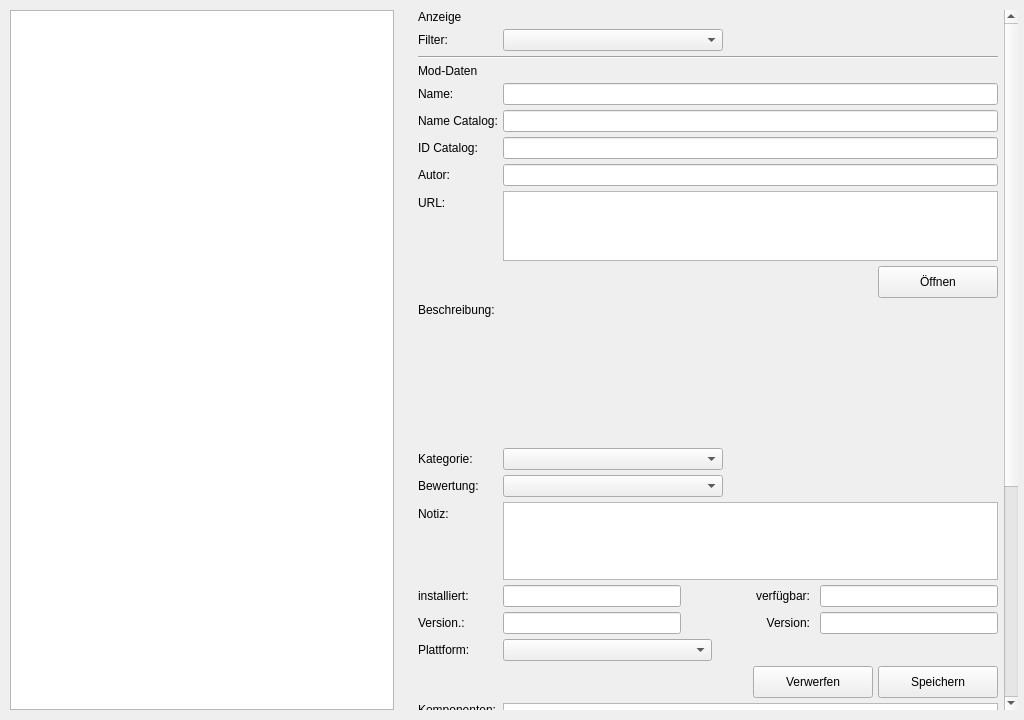
Old version of the form Structure/GUI/Page_Mods.ui in the repository Looking4Git/Starfield_LOH.
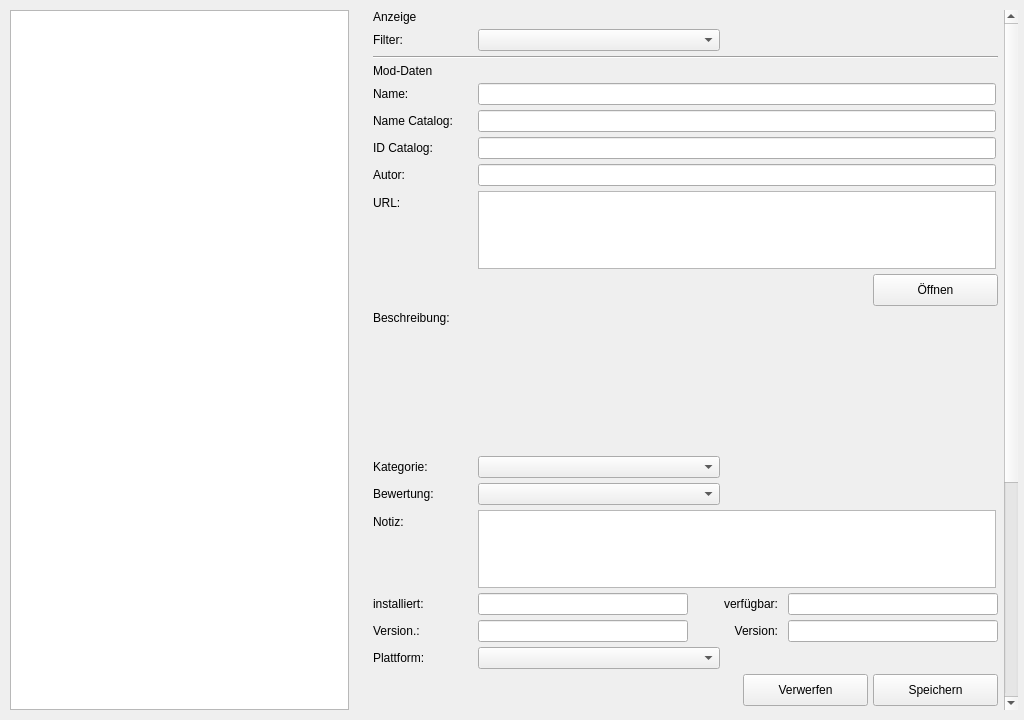
New version of the form. Icons and pictures are not drawn.

Commit message: feat(ui): Dreispaltiges 645px-Raster fuer Detailbereiche und 210px-Fluchtlinien implementiert

Diff of the .ui file:
```diff
--- a/Structure/GUI/Page_Mods.ui
+++ b/Structure/GUI/Page_Mods.ui
@@ -49,13 +49,13 @@
     <widget class="QScrollArea" name="scroll_area_detail">
      <property name="minimumSize">
       <size>
-       <width>600</width>
+       <width>645</width>
        <height>0</height>
       </size>
      </property>
      <property name="maximumSize">
       <size>
-       <width>600</width>
+       <width>645</width>
        <height>16777215</height>
       </size>
      </property>
@@ -134,16 +134,34 @@
            <property name="text">
             <string>Filter:</string>
            </property>
+           <property name="minimumSize">
+            <size>
+             <width>100</width>
+             <height>0</height>
+            </size>
+           </property>
+           <property name="maximumSize">
+            <size>
+             <width>100</width>
+             <height>16777215</height>
+            </size>
+           </property>
           </widget>
          </item>
          <item row="1" column="1">
           <widget class="QComboBox" name="cmb_state_filter">
            <property name="minimumSize">
             <size>
-             <width>220</width>
+             <width>242</width>
              <height>0</height>
             </size>
            </property>
+           <property name="maximumSize">
+            <size>
+             <width>242</width>
+             <height>16777215</height>
+            </size>
+           </property>
           </widget>
          </item>
          <item row="2" column="0" colspan="2">
@@ -168,16 +186,53 @@
            <property name="text">
             <string>Name:</string>
            </property>
+           <property name="minimumSize">
+            <size>
+             <width>100</width>
+             <height>0</height>
+            </size>
+           </property>
+           <property name="maximumSize">
+            <size>
+             <width>100</width>
+             <height>16777215</height>
+            </size>
+           </property>
           </widget>
          </item>
          <item row="4" column="1">
-          <widget class="QLineEdit" name="inp_name_online"/>
+          <widget class="QLineEdit" name="inp_name_online">
+           <property name="minimumSize">
+            <size>
+             <width>518</width>
+             <height>0</height>
+            </size>
+           </property>
+           <property name="maximumSize">
+            <size>
+             <width>518</width>
+             <height>16777215</height>
+            </size>
+           </property>
+          </widget>
          </item>
          <item row="5" column="0">
           <widget class="QLabel" name="lbl_name_catalog_label">
            <property name="text">
             <string>Name Catalog:</string>
            </property>
+           <property name="minimumSize">
+            <size>
+             <width>100</width>
+             <height>0</height>
+            </size>
+           </property>
+           <property name="maximumSize">
+            <size>
+             <width>100</width>
+             <height>16777215</height>
+            </size>
+           </property>
           </widget>
          </item>
          <item row="5" column="1">
@@ -185,6 +240,18 @@
            <property name="readOnly">
             <bool>true</bool>
            </property>
+           <property name="minimumSize">
+            <size>
+             <width>518</width>
+             <height>0</height>
+            </size>
+           </property>
+           <property name="maximumSize">
+            <size>
+             <width>518</width>
+             <height>16777215</height>
+            </size>
+           </property>
           </widget>
          </item>
          <item row="6" column="0">
@@ -192,6 +259,18 @@
            <property name="text">
             <string>ID Catalog:</string>
            </property>
+           <property name="minimumSize">
+            <size>
+             <width>100</width>
+             <height>0</height>
+            </size>
+           </property>
+           <property name="maximumSize">
+            <size>
+             <width>100</width>
+             <height>16777215</height>
+            </size>
+           </property>
           </widget>
          </item>
          <item row="6" column="1">
@@ -199,6 +278,18 @@
            <property name="readOnly">
             <bool>true</bool>
            </property>
+           <property name="minimumSize">
+            <size>
+             <width>518</width>
+             <height>0</height>
+            </size>
+           </property>
+           <property name="maximumSize">
+            <size>
+             <width>518</width>
+             <height>16777215</height>
+            </size>
+           </property>
           </widget>
          </item>
          <item row="7" column="0">
@@ -206,16 +297,53 @@
            <property name="text">
             <string>Autor:</string>
            </property>
+           <property name="minimumSize">
+            <size>
+             <width>100</width>
+             <height>0</height>
+            </size>
+           </property>
+           <property name="maximumSize">
+            <size>
+             <width>100</width>
+             <height>16777215</height>
+            </size>
+           </property>
           </widget>
          </item>
          <item row="7" column="1">
-          <widget class="QLineEdit" name="inp_author"/>
+          <widget class="QLineEdit" name="inp_author">
+           <property name="minimumSize">
+            <size>
+             <width>518</width>
+             <height>0</height>
+            </size>
+           </property>
+           <property name="maximumSize">
+            <size>
+             <width>518</width>
+             <height>16777215</height>
+            </size>
+           </property>
+          </widget>
          </item>
          <item row="8" column="0">
           <widget class="QLabel" name="lbl_url_label">
            <property name="text">
             <string>URL:</string>
            </property>
+           <property name="minimumSize">
+            <size>
+             <width>100</width>
+             <height>0</height>
+            </size>
+           </property>
+           <property name="maximumSize">
+            <size>
+             <width>100</width>
+             <height>16777215</height>
+            </size>
+           </property>
           </widget>
          </item>
          <item row="8" column="1">
@@ -227,13 +355,19 @@
             <widget class="QTextEdit" name="inp_url">
              <property name="maximumSize">
               <size>
-               <width>16777215</width>
+               <width>518</width>
                <height>78</height>
               </size>
              </property>
              <property name="acceptRichText">
               <bool>false</bool>
              </property>
+             <property name="minimumSize">
+              <size>
+               <width>518</width>
+               <height>78</height>
+              </size>
+             </property>
             </widget>
            </item>
            <item>
@@ -255,13 +389,13 @@
               <widget class="QPushButton" name="btn_open_url">
                <property name="minimumSize">
                 <size>
-                 <width>120</width>
+                 <width>125</width>
                  <height>32</height>
                 </size>
                </property>
                <property name="maximumSize">
                 <size>
-                 <width>120</width>
+                 <width>125</width>
                  <height>32</height>
                 </size>
                </property>
@@ -295,6 +429,18 @@
            <property name="indent">
             <number>0</number>
            </property>
+           <property name="minimumSize">
+            <size>
+             <width>100</width>
+             <height>0</height>
+            </size>
+           </property>
+           <property name="maximumSize">
+            <size>
+             <width>100</width>
+             <height>16777215</height>
+            </size>
+           </property>
           </widget>
          </item>
          <item row="9" column="1">
@@ -307,13 +453,13 @@
            </property>
            <property name="minimumSize">
             <size>
-             <width>220</width>
+             <width>518</width>
              <height>140</height>
             </size>
            </property>
            <property name="maximumSize">
             <size>
-             <width>16777215</width>
+             <width>518</width>
              <height>140</height>
             </size>
            </property>
@@ -324,16 +470,34 @@
            <property name="text">
             <string>Kategorie:</string>
            </property>
+           <property name="minimumSize">
+            <size>
+             <width>100</width>
+             <height>0</height>
+            </size>
+           </property>
+           <property name="maximumSize">
+            <size>
+             <width>100</width>
+             <height>16777215</height>
+            </size>
+           </property>
           </widget>
          </item>
          <item row="10" column="1">
           <widget class="QComboBox" name="cmb_category">
            <property name="minimumSize">
             <size>
-             <width>220</width>
+             <width>242</width>
              <height>0</height>
             </size>
            </property>
+           <property name="maximumSize">
+            <size>
+             <width>242</width>
+             <height>16777215</height>
+            </size>
+           </property>
           </widget>
          </item>
          <item row="11" column="0">
@@ -341,6 +505,18 @@
            <property name="text">
             <string>Bewertung:</string>
            </property>
+           <property name="minimumSize">
+            <size>
+             <width>100</width>
+             <height>0</height>
+            </size>
+           </property>
+           <property name="maximumSize">
+            <size>
+             <width>100</width>
+             <height>16777215</height>
+            </size>
+           </property>
           </widget>
          </item>
          <item row="11" column="1">
@@ -364,10 +540,16 @@
             <widget class="QComboBox" name="cmb_assessment">
              <property name="minimumSize">
               <size>
-               <width>220</width>
+               <width>242</width>
                <height>0</height>
               </size>
              </property>
+             <property name="maximumSize">
+              <size>
+               <width>242</width>
+               <height>16777215</height>
+              </size>
+             </property>
             </widget>
            </item>
            <item>
@@ -397,6 +579,18 @@
            <property name="text">
             <string>Notiz:</string>
            </property>
+           <property name="minimumSize">
+            <size>
+             <width>100</width>
+             <height>0</height>
+            </size>
+           </property>
+           <property name="maximumSize">
+            <size>
+             <width>100</width>
+             <height>16777215</height>
+            </size>
+           </property>
           </widget>
          </item>
          <item row="12" column="1">
@@ -409,13 +603,19 @@
            </property>
            <property name="maximumSize">
             <size>
-             <width>16777215</width>
+             <width>518</width>
              <height>78</height>
             </size>
            </property>
            <property name="acceptRichText">
             <bool>false</bool>
            </property>
+           <property name="minimumSize">
+            <size>
+             <width>518</width>
+             <height>78</height>
+            </size>
+           </property>
           </widget>
          </item>
          <item row="13" column="0">
@@ -423,6 +623,18 @@
            <property name="text">
             <string>installiert:</string>
            </property>
+           <property name="minimumSize">
+            <size>
+             <width>100</width>
+             <height>0</height>
+            </size>
+           </property>
+           <property name="maximumSize">
+            <size>
+             <width>100</width>
+             <height>16777215</height>
+            </size>
+           </property>
           </widget>
          </item>
          <item row="13" column="1">
@@ -446,13 +658,13 @@
             <widget class="QLineEdit" name="inp_date_inst">
              <property name="minimumSize">
               <size>
-               <width>178</width>
+               <width>210</width>
                <height>0</height>
               </size>
              </property>
              <property name="maximumSize">
               <size>
-               <width>189</width>
+               <width>210</width>
                <height>16777215</height>
               </size>
              </property>
@@ -485,13 +697,13 @@
             <widget class="QLineEdit" name="inp_date_avail">
              <property name="minimumSize">
               <size>
-               <width>178</width>
+               <width>210</width>
                <height>0</height>
               </size>
              </property>
              <property name="maximumSize">
               <size>
-               <width>189</width>
+               <width>210</width>
                <height>16777215</height>
               </size>
              </property>
@@ -504,6 +716,18 @@
            <property name="text">
             <string>Version.:</string>
            </property>
+           <property name="minimumSize">
+            <size>
+             <width>100</width>
+             <height>0</height>
+            </size>
+           </property>
+           <property name="maximumSize">
+            <size>
+             <width>100</width>
+             <height>16777215</height>
+            </size>
+           </property>
           </widget>
          </item>
          <item row="14" column="1">
@@ -527,13 +751,13 @@
             <widget class="QLineEdit" name="inp_ver_inst">
              <property name="minimumSize">
               <size>
-               <width>178</width>
+               <width>210</width>
                <height>0</height>
               </size>
              </property>
              <property name="maximumSize">
               <size>
-               <width>189</width>
+               <width>210</width>
                <height>16777215</height>
               </size>
              </property>
@@ -566,13 +790,13 @@
             <widget class="QLineEdit" name="inp_ver_avail">
              <property name="minimumSize">
               <size>
-               <width>178</width>
+               <width>210</width>
                <height>0</height>
               </size>
              </property>
              <property name="maximumSize">
               <size>
-               <width>189</width>
+               <width>210</width>
                <height>16777215</height>
               </size>
              </property>
@@ -585,16 +809,34 @@
            <property name="text">
             <string>Plattform:</string>
            </property>
+           <property name="minimumSize">
+            <size>
+             <width>100</width>
+             <height>0</height>
+            </size>
+           </property>
+           <property name="maximumSize">
+            <size>
+             <width>100</width>
+             <height>16777215</height>
+            </size>
+           </property>
           </widget>
          </item>
          <item row="15" column="1">
           <widget class="QComboBox" name="cmb_platform">
            <property name="minimumSize">
             <size>
-             <width>209</width>
+             <width>242</width>
              <height>0</height>
             </size>
            </property>
+           <property name="maximumSize">
+            <size>
+             <width>242</width>
+             <height>16777215</height>
+            </size>
+           </property>
           </widget>
          </item>
          <item row="16" column="1">
@@ -628,13 +870,13 @@
             <widget class="QPushButton" name="btn_discard_detail">
              <property name="minimumSize">
               <size>
-               <width>120</width>
+               <width>125</width>
                <height>32</height>
               </size>
              </property>
              <property name="maximumSize">
               <size>
-               <width>120</width>
+               <width>125</width>
                <height>32</height>
               </size>
              </property>
@@ -657,13 +899,13 @@
             <widget class="QPushButton" name="btn_save_detail">
              <property name="minimumSize">
               <size>
-               <width>120</width>
+               <width>125</width>
                <height>32</height>
               </size>
              </property>
              <property name="maximumSize">
               <size>
-               <width>120</width>
+               <width>125</width>
                <height>32</height>
               </size>
              </property>
@@ -695,19 +937,31 @@
            <property name="indent">
             <number>0</number>
            </property>
+           <property name="minimumSize">
+            <size>
+             <width>100</width>
+             <height>0</height>
+            </size>
+           </property>
+           <property name="maximumSize">
+            <size>
+             <width>100</width>
+             <height>16777215</height>
+            </size>
+           </property>
           </widget>
          </item>
          <item row="17" column="1">
           <widget class="QTreeView" name="list_components">
            <property name="minimumSize">
             <size>
-             <width>220</width>
+             <width>518</width>
              <height>140</height>
             </size>
            </property>
            <property name="maximumSize">
             <size>
-             <width>16777215</width>
+             <width>518</width>
              <height>140</height>
             </size>
            </property>
@@ -771,6 +1025,9 @@
        </item>
       </layout>
      </widget>
+     <property name="horizontalScrollBarPolicy">
+      <enum>Qt::ScrollBarPolicy::ScrollBarAlwaysOff</enum>
+     </property>
     </widget>
    </item>
   </layout>
```
Left out of the diff: 20 changed lines with no effect on the pictures. The commit also changes 3 other files.
